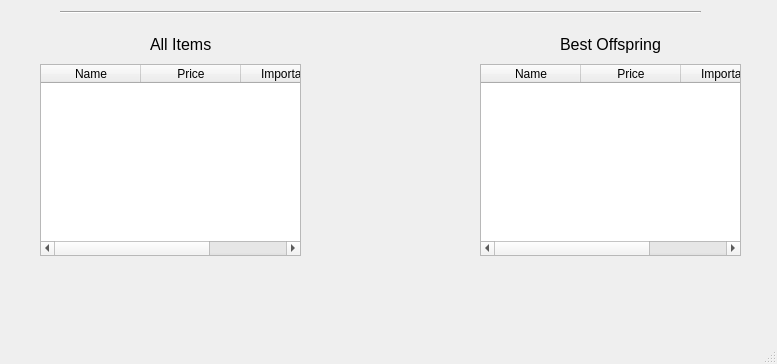
First picture: the form in mainwindow.ui, repository Arix69sex/ExpensePriority, before the edit; both pictures show x 0 to 777 and y 236 to 600 of the 777 by 600 pixel window.
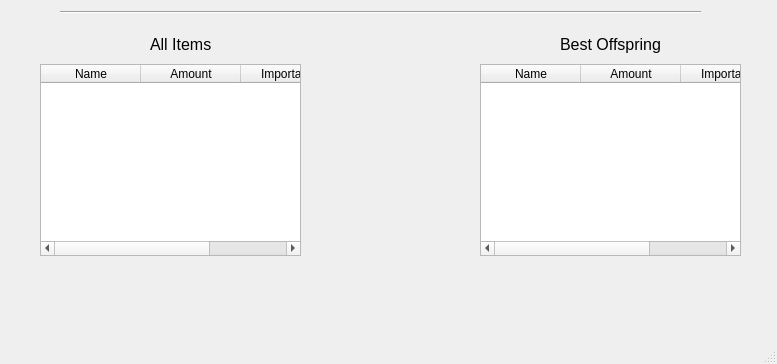
Second picture: the form after the edit.

Commit message: Changed some elements from expenses because they didnt make sense

Diff of the .ui file:
```diff
--- a/mainwindow.ui
+++ b/mainwindow.ui
@@ -212,7 +212,7 @@
     </column>
     <column>
      <property name="text">
-      <string>Price</string>
+      <string>Amount</string>
      </property>
     </column>
     <column>
@@ -237,7 +237,7 @@
     </column>
     <column>
      <property name="text">
-      <string>Price</string>
+      <string>Amount</string>
      </property>
     </column>
     <column>
```
The commit also changes 2 other files.
